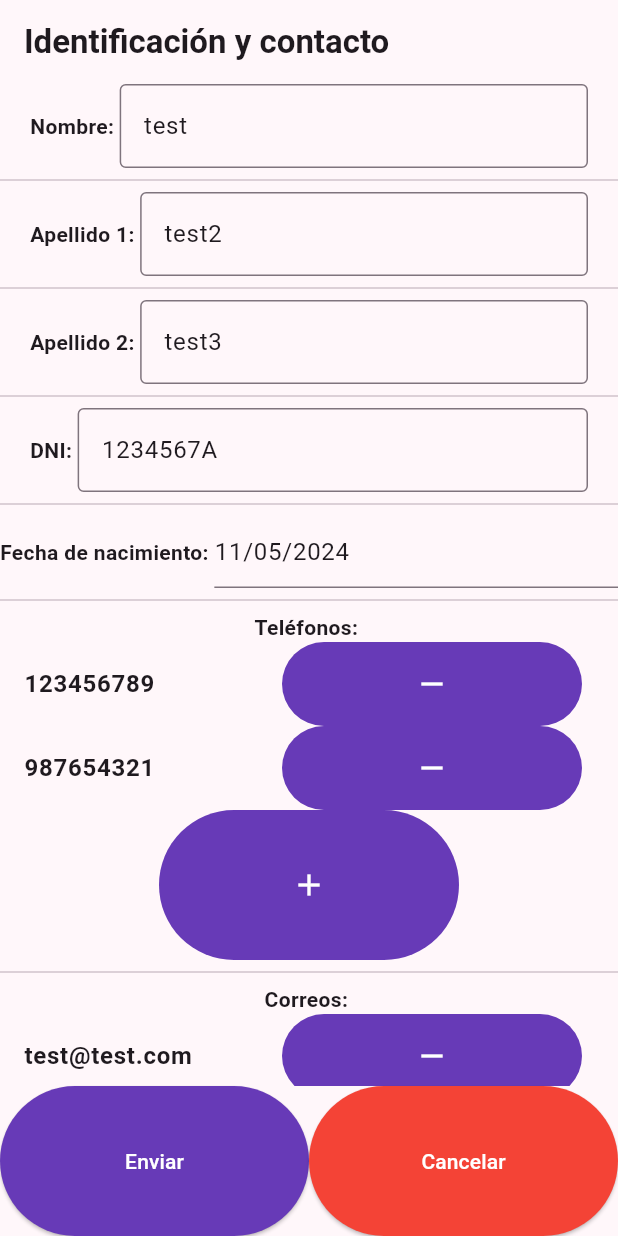
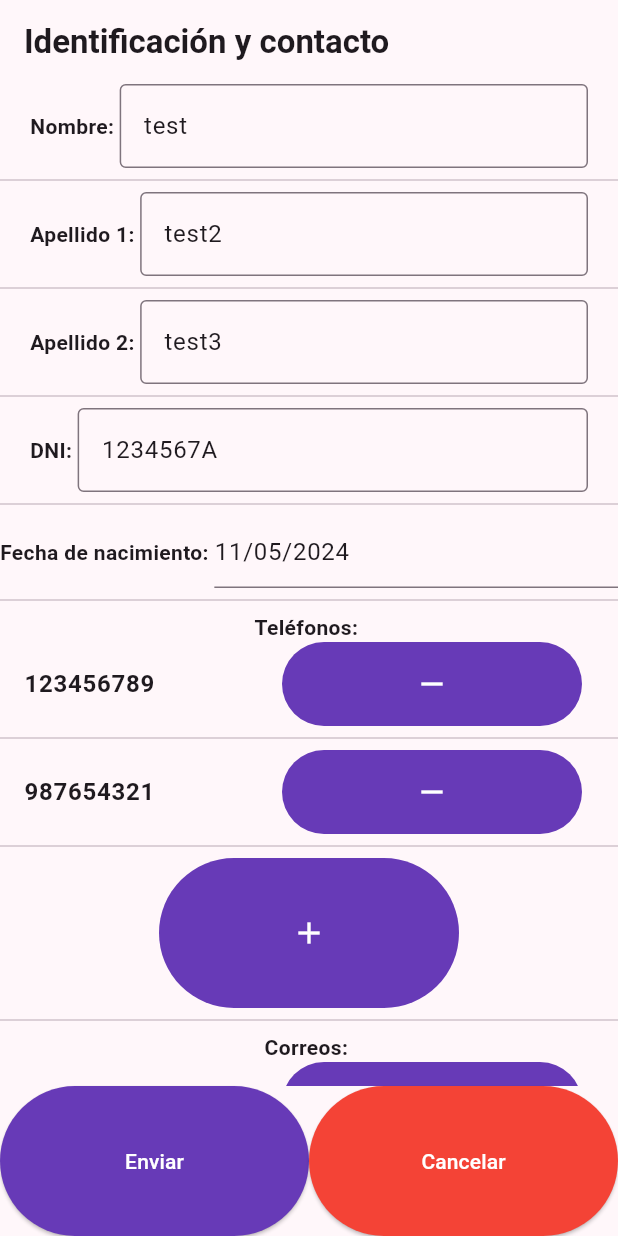
Before and after one commit to TsolidarioFG/2024-AGAELA-plataforma, a Flutter app: the IdentificationAndContact screen opened directly, on a phone screen of 412 x 824 dp. Run offline on Flutter 3.47's test engine with Material 3 defaults, Android fonts, the phone set to English and light mode, and no system bars; our stand-ins replace get_it, go_router; accounts and stored records are empty; generated files the repository leaves out were written again.

Commit message:
Added Divider to improve interface

```diff
--- a/agaela_app/lib/features/edit_profile/widgets/add_remove_list_elements.dart
+++ b/agaela_app/lib/features/edit_profile/widgets/add_remove_list_elements.dart
@@ -68,8 +68,10 @@ class _AddRemoveListElementsState extends State<AddRemoveListElements> {
         TextBoldStyle(
           text: widget.title,
         ),
-        ListView.builder(
+        ListView.separated(
           shrinkWrap: true,
+          separatorBuilder: (BuildContext context, int index) =>
+              const Divider(),
           physics: const ClampingScrollPhysics(),
           itemCount: _actualElements.length,
           itemBuilder: (BuildContext context, int index) {
@@ -82,6 +84,7 @@ class _AddRemoveListElementsState extends State<AddRemoveListElements> {
             );
           },
         ),
+        const Divider(),
         _plusButtonPressed
             ? Row(
                 children: <Widget>[
```
